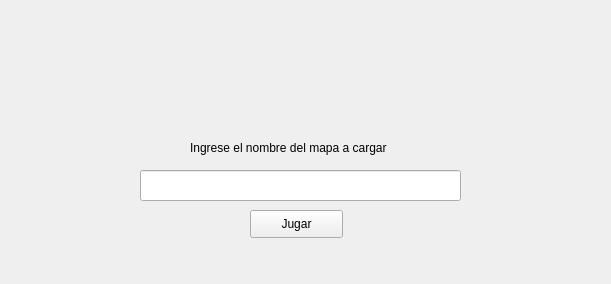
Old version of the form Tareas/T02/inicio.ui in the repository Gaonuk/IIC2233-Gaonuk.
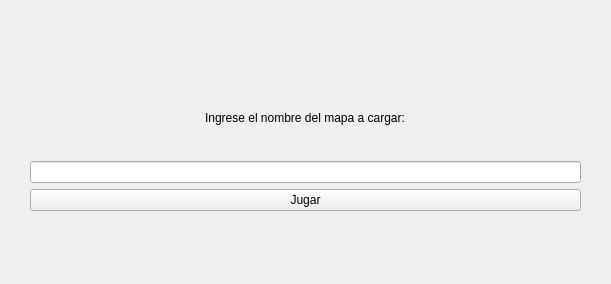
New version of the form. Icons and pictures are not drawn.

Diff of the .ui file:
```diff
--- a/Tareas/T02/inicio.ui
+++ b/Tareas/T02/inicio.ui
@@ -25,28 +25,35 @@
   <property name="windowTitle">
    <string>Form</string>
   </property>
+  <widget class="QWidget" name="verticalLayoutWidget">
+   <property name="geometry">
+    <rect>
+     <x>30</x>
+     <y>0</y>
+     <width>551</width>
+     <height>291</height>
+    </rect>
+   </property>
+   <layout class="QVBoxLayout" name="verticalLayout">
+    <item alignment="Qt::AlignHCenter">
+     <widget class="QLabel" name="label_2">
+      <property name="text">
+       <string/>
+      </property>
+     </widget>
+    </item>
+    <item alignment="Qt::AlignHCenter">
   <widget class="QLabel" name="label1">
-   <property name="geometry">
-    <rect>
-     <x>190</x>
-     <y>140</y>
-     <width>231</width>
-     <height>16</height>
-    </rect>
-   </property>
    <property name="text">
-    <string>Ingrese el nombre del mapa a cargar</string>
-   </property>
-  </widget>
+       <string>Ingrese el nombre del mapa a cargar:</string>
+      </property>
+     </widget>
+    </item>
+    <item>
+     <widget class="QLineEdit" name="mapa"/>
+    </item>
+    <item>
   <widget class="QPushButton" name="jugar">
-   <property name="geometry">
-    <rect>
-     <x>250</x>
-     <y>210</y>
-     <width>93</width>
-     <height>28</height>
-    </rect>
-   </property>
    <property name="text">
     <string>Jugar</string>
    </property>
@@ -57,44 +64,15 @@
     <bool>false</bool>
    </property>
   </widget>
-  <widget class="QLabel" name="label_2">
-   <property name="geometry">
-    <rect>
-     <x>120</x>
-     <y>0</y>
-     <width>421</width>
-     <height>131</height>
-    </rect>
-   </property>
-   <property name="text">
-    <string/>
-   </property>
-   <property name="pixmap">
-    <pixmap>sprites/otros/logo.png</pixmap>
-   </property>
-  </widget>
+    </item>
+    <item alignment="Qt::AlignHCenter">
   <widget class="QLabel" name="error">
-   <property name="geometry">
-    <rect>
-     <x>154</x>
-     <y>250</y>
-     <width>311</width>
-     <height>20</height>
-    </rect>
-   </property>
    <property name="text">
     <string/>
    </property>
   </widget>
-  <widget class="QLineEdit" name="mapa">
-   <property name="geometry">
-    <rect>
-     <x>140</x>
-     <y>170</y>
-     <width>321</width>
-     <height>31</height>
-    </rect>
-   </property>
+    </item>
+   </layout>
   </widget>
  </widget>
  <resources/>
```
Lines whose indentation alone changed are shown as unchanged.
